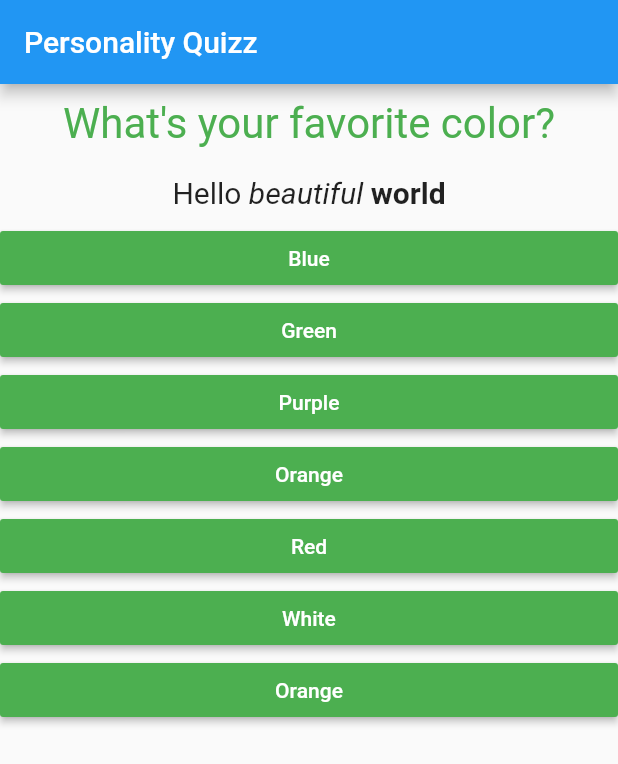
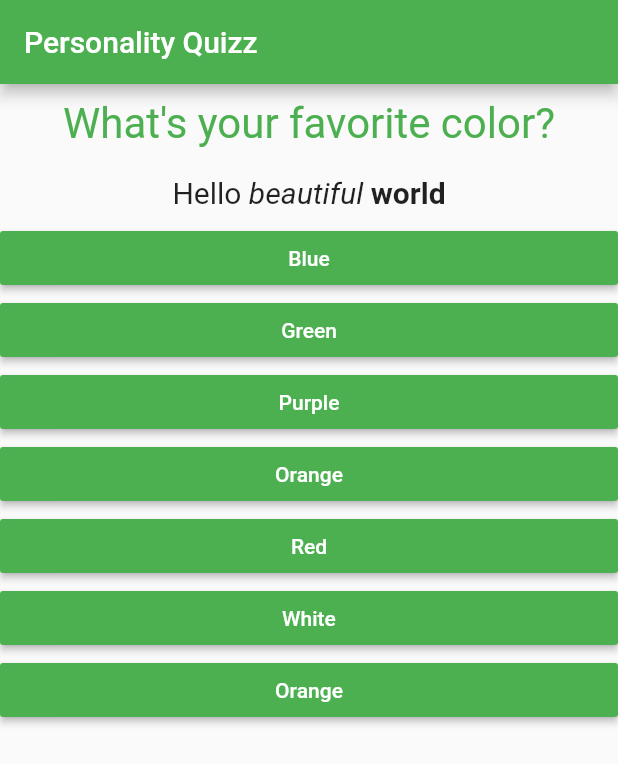
Before and after one commit to raphaelpinel/flutter-personality-quiz, a Flutter app: the screen it shows after launch, on a phone screen of 412 x 824 dp. Shown: the top 764 px of the screen. Run offline on Flutter 3.47's test engine with Material 2 defaults, Android fonts, the phone set to English and light mode, and no system bars.

Commit message:
change appbar color

```diff
--- a/lib/main.dart
+++ b/lib/main.dart
@@ -59,6 +59,7 @@ _restartQuizz() {
     ];
 
     return MaterialApp(
+      theme: ThemeData(primaryColor: Colors.green),
       home: Scaffold(
         appBar: AppBar(
           title: Text('Personality Quizz'),
```
